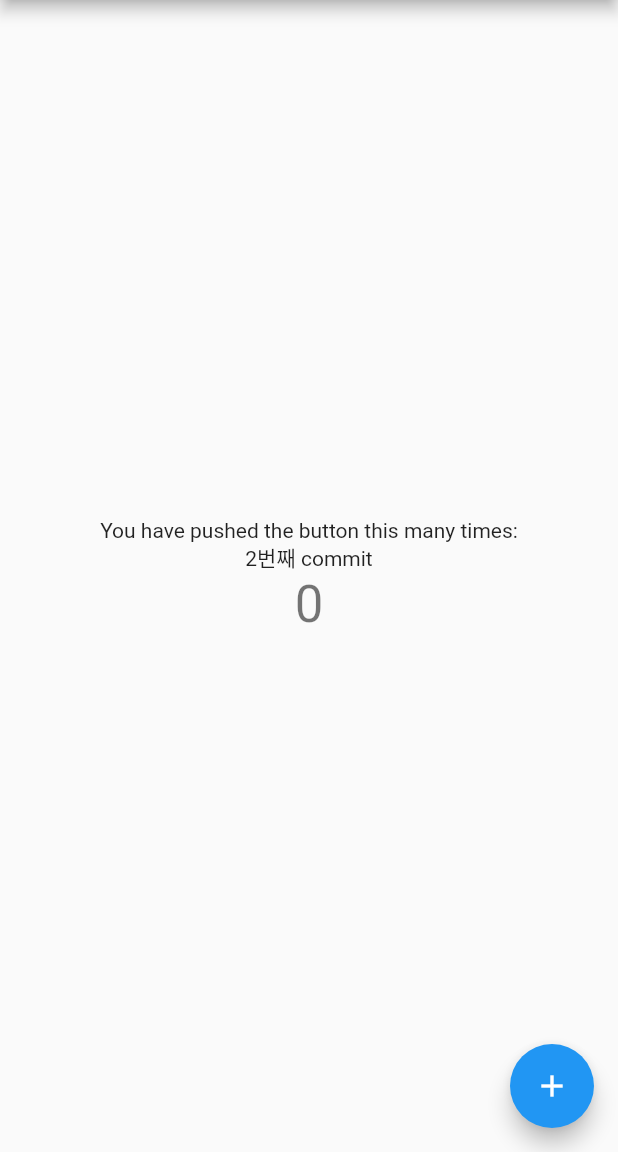
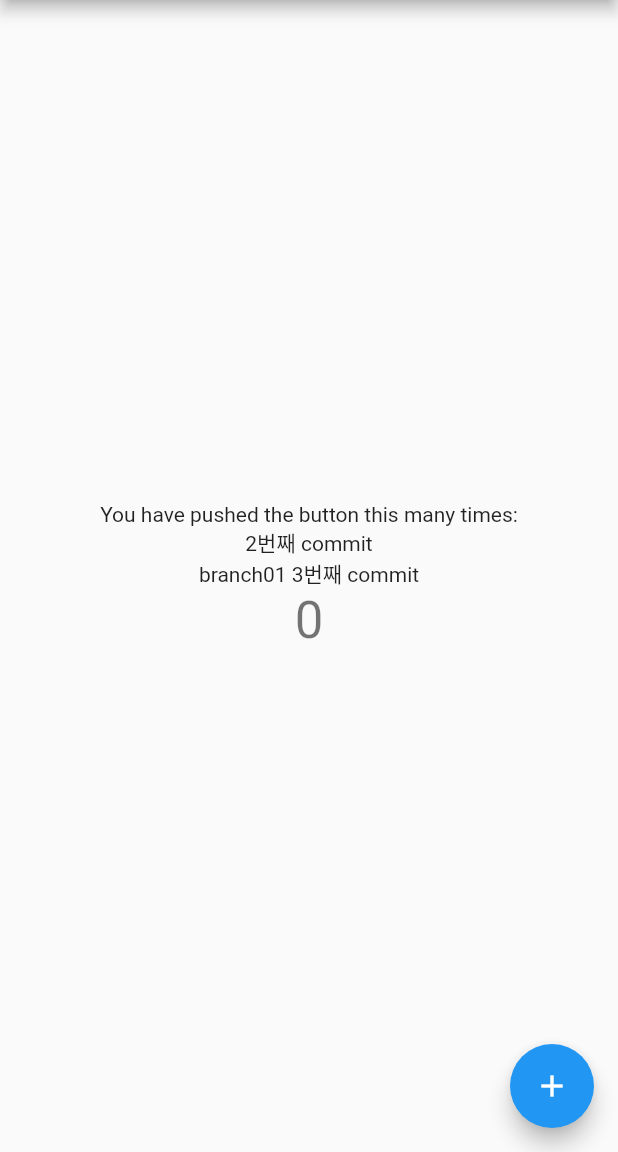
Before and after one commit to bigmsg/flutter_git_branch_test, a Flutter app: the screen it shows after launch, on a phone screen of 412 x 824 dp, the part 84-1236 px from its top. Run offline on Flutter 3.47's test engine with Material 2 defaults, Android fonts, the phone set to English and light mode, and no system bars.

Commit message:
3번째 commit(after master checkout)

```diff
--- a/lib/main.dart
+++ b/lib/main.dart
@@ -88,6 +88,7 @@ class _MyHomePageState extends State<MyHomePage> {
               'You have pushed the button this many times:',
             ),
             Text('2번째 commit'),
+            Text('branch01 3번째 commit'),
             Text(
               '$_counter',
               style: Theme.of(context).textTheme.headline4,
```
